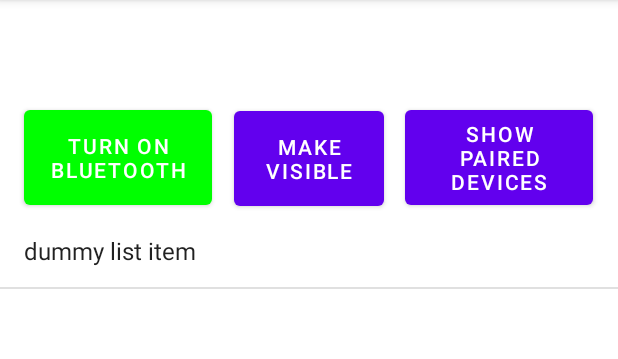
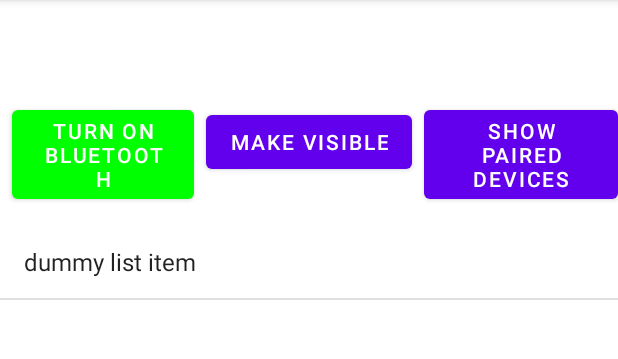
Before and after one commit to doronser/Bluetooth_Chat, an Android app: the screen it shows after launch (ConnectionActivity), after a tap on "TURN ON BLUETOOTH", on a phone screen of 412 x 824 dp, the part 84-443 px from its top. Run offline under Robolectric (Android 15) with nearby library versions, the phone set to English and light mode, and no system bars.

Commit message:
layout fixes

```diff
--- a/app/src/main/java/com/example/bluetoothchat/ConnectionActivity.java
+++ b/app/src/main/java/com/example/bluetoothchat/ConnectionActivity.java
@@ -22,6 +22,7 @@ import java.util.ArrayList;
 public class ConnectionActivity extends AppCompatActivity {
     //init BT service
     int REQUEST_ENABLE_BT=1;
+    int color_toggle = 0;
 
 
 
@@ -40,15 +41,14 @@ public class ConnectionActivity extends AppCompatActivity {
         super.onCreate(savedInstanceState);
         setContentView(R.layout.connection_layout);
 
-        //add dummy item to devices list
-        devices_list.add("dummy list item");
-        devices_listAdapter.notifyDataSetChanged();
+
 
         //get BT adapter
         BluetoothAdapter bluetoothAdapter = BluetoothAdapter.getDefaultAdapter();
         if (bluetoothAdapter == null) {
             // Device doesn't support Bluetooth
             Log.w("no BT", "Failed to get device BlueTooth adapter.");
+            //System.exit(0);
         }
 
         //Paired Devices Context Menu
@@ -57,6 +57,10 @@ public class ConnectionActivity extends AppCompatActivity {
         ListView lv =  findViewById(R.id.paried_devices_lv);
         lv.setAdapter(devices_listAdapter);
         registerForContextMenu(lv);
+
+        //add dummy item to devices list
+        devices_list.add("dummy list item");
+        devices_listAdapter.notifyDataSetChanged();
 
         //button to turn on BT
         Button BT_on_btn = this.findViewById(R.id.BT_on_btn);
@@ -74,6 +78,22 @@ public class ConnectionActivity extends AppCompatActivity {
                 Toast.makeText(getApplicationContext(),"Bluetooth Turned OFF", Toast.LENGTH_SHORT).show();
             }
         });
+
+        //DEBUG ONLY: use the show paired button to test color change on press
+        /*
+        Button show_paired_btn = this.findViewById(R.id.show_paired_btn);
+        show_paired_btn.setOnClickListener(v -> {
+            if (color_toggle==0) {
+                show_paired_btn.setBackgroundTintList(ContextCompat.getColorStateList(this,R.color.button_green));
+                Toast.makeText(getApplicationContext(),"Bluetooth Turned ON",Toast.LENGTH_SHORT).show();
+                color_toggle=0;
+            } else {
+                show_paired_btn.setBackgroundTintList(ContextCompat.getColorStateList(this,R.color.button_red));
+                Toast.makeText(getApplicationContext(),"Bluetooth Turned OFF", Toast.LENGTH_SHORT).show();
+                color_toggle=1;
+            }
+        });
+        */
 
 
 
--- a/app/src/main/res/layout-land/connection_layout.xml
+++ b/app/src/main/res/layout-land/connection_layout.xml
@@ -8,8 +8,10 @@
 
     <Button
         android:id="@+id/BT_on_btn"
-        android:layout_width="125dp"
-        android:layout_height="75dp"
+        android:layout_width="0dp"
+        android:layout_height="wrap_content"
+        android:layout_marginStart="64dp"
+        android:layout_marginEnd="64dp"
         android:text="@string/turn_on_bluetooth"
         app:layout_constraintBottom_toBottomOf="parent"
         app:layout_constraintEnd_toStartOf="@+id/make_visible_btn"
@@ -20,7 +22,7 @@
 
     <Button
         android:id="@+id/make_visible_btn"
-        android:layout_width="100dp"
+        android:layout_width="wrap_content"
         android:layout_height="75dp"
         android:text="@string/make_visible"
         app:layout_constraintBottom_toBottomOf="parent"
@@ -32,8 +34,10 @@
 
     <Button
         android:id="@+id/show_paired_btn"
-        android:layout_width="125dp"
-        android:layout_height="75dp"
+        android:layout_width="0dp"
+        android:layout_height="wrap_content"
+        android:layout_marginStart="64dp"
+        android:layout_marginEnd="64dp"
         android:text="@string/show_paired_devices"
         app:layout_constraintBottom_toBottomOf="parent"
         app:layout_constraintEnd_toEndOf="parent"
@@ -46,6 +50,7 @@
         android:id="@+id/paried_devices_lv"
         android:layout_width="match_parent"
         android:layout_height="0dp"
+        android:layout_marginTop="24dp"
         app:layout_constraintBottom_toBottomOf="parent"
         app:layout_constraintEnd_toEndOf="parent"
         app:layout_constraintHorizontal_bias="0.5"
--- a/app/src/main/res/layout/connection_layout.xml
+++ b/app/src/main/res/layout/connection_layout.xml
@@ -8,10 +8,11 @@
 
     <Button
         android:id="@+id/BT_on_btn"
-        android:layout_width="125dp"
-        android:layout_height="75dp"
+        android:layout_width="0dp"
+        android:layout_height="wrap_content"
+        android:layout_marginStart="8dp"
+        android:layout_marginEnd="8dp"
         android:text="@string/turn_on_bluetooth"
-        app:backgroundTint="@color/red"
         app:layout_constraintBottom_toBottomOf="parent"
         app:layout_constraintEnd_toStartOf="@+id/make_visible_btn"
         app:layout_constraintHorizontal_bias="0.516"
@@ -21,8 +22,8 @@
 
     <Button
         android:id="@+id/make_visible_btn"
-        android:layout_width="100dp"
-        android:layout_height="75dp"
+        android:layout_width="wrap_content"
+        android:layout_height="wrap_content"
         android:text="@string/make_visible"
         app:layout_constraintBottom_toBottomOf="parent"
         app:layout_constraintEnd_toEndOf="parent"
@@ -33,8 +34,9 @@
 
     <Button
         android:id="@+id/show_paired_btn"
-        android:layout_width="125dp"
-        android:layout_height="75dp"
+        android:layout_width="0dp"
+        android:layout_height="wrap_content"
+        android:layout_marginStart="8dp"
         android:text="@string/show_paired_devices"
         app:layout_constraintBottom_toBottomOf="parent"
         app:layout_constraintEnd_toEndOf="parent"
@@ -45,8 +47,9 @@
 
     <ListView
         android:id="@+id/paried_devices_lv"
-        android:layout_width="match_parent"
+        android:layout_width="0dp"
         android:layout_height="0dp"
+        android:layout_marginTop="32dp"
         app:layout_constraintBottom_toBottomOf="parent"
         app:layout_constraintEnd_toEndOf="parent"
         app:layout_constraintHorizontal_bias="0.5"
```
